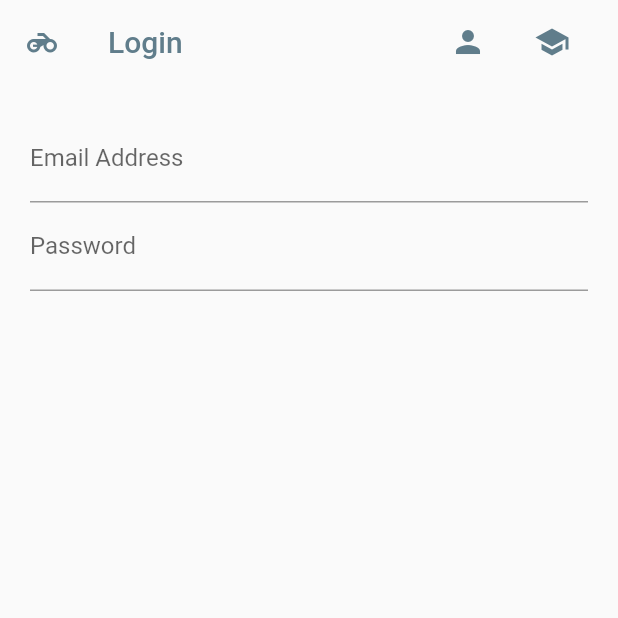
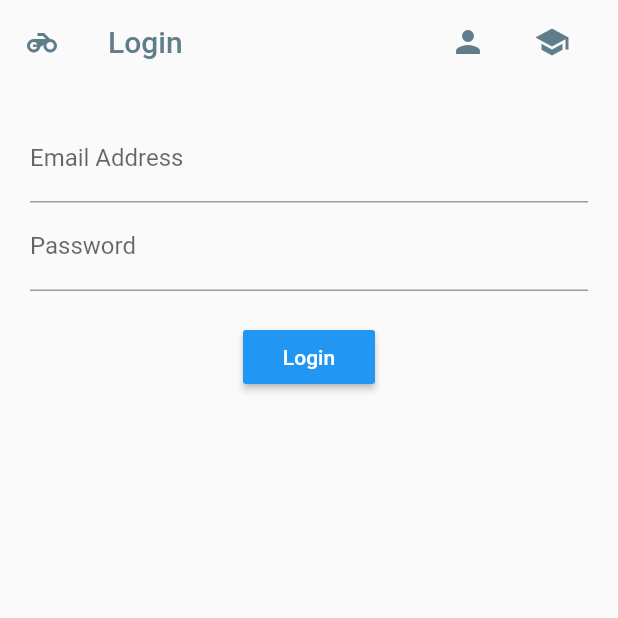
Before and after one commit to gbmahili/Flutter-Login-BLOC, a Flutter app: the screen it shows after launch, on a phone screen of 412 x 824 dp, the top half of it. Run offline on Flutter 3.47's test engine with Material 2 defaults, Android fonts, the phone set to English and light mode, and no system bars.

Commit message:
Added button to submit

```diff
--- a/lib/src/screens/login_screen.dart
+++ b/lib/src/screens/login_screen.dart
@@ -33,7 +33,11 @@ class LoginScreen extends StatelessWidget {
           child: new Column(
             children: <Widget>[
               emailField(),
-              passwordlField()
+              passwordlField(),
+              SizedBox(
+                height: 20.0,
+              ),
+              submitButton(),
             ],
           ),
         ),
@@ -46,10 +50,9 @@ class LoginScreen extends StatelessWidget {
     return new TextField(
       keyboardType: TextInputType.emailAddress,
       decoration: new InputDecoration(
-        hintText: 'you@email.com',
-        labelText: 'Email Address',
-        hintStyle: TextStyle(color: black)
-      ),
+          hintText: 'you@email.com',
+          labelText: 'Email Address',
+          hintStyle: TextStyle(color: black)),
     );
   }
 
@@ -57,10 +60,20 @@ class LoginScreen extends StatelessWidget {
     return new TextField(
       obscureText: true,
       decoration: new InputDecoration(
-        hintText: 'Password',
-        labelText: 'Password',
-        hintStyle: TextStyle(color: black)
+          hintText: 'Password',
+          labelText: 'Password',
+          hintStyle: TextStyle(color: black)),
+    );
+  }
+
+  Widget submitButton() {
+    return RaisedButton(
+      child: Text(
+        'Login',
+        style: TextStyle(color: Colors.white),
       ),
+      color: Colors.blue,
+      onPressed: () {},
     );
   }
 }
```
